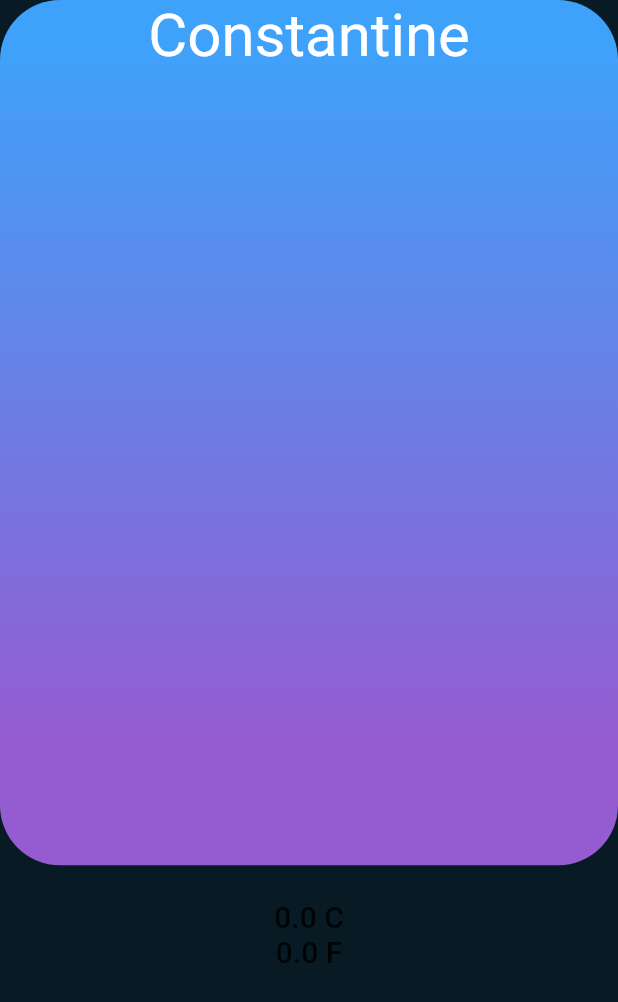
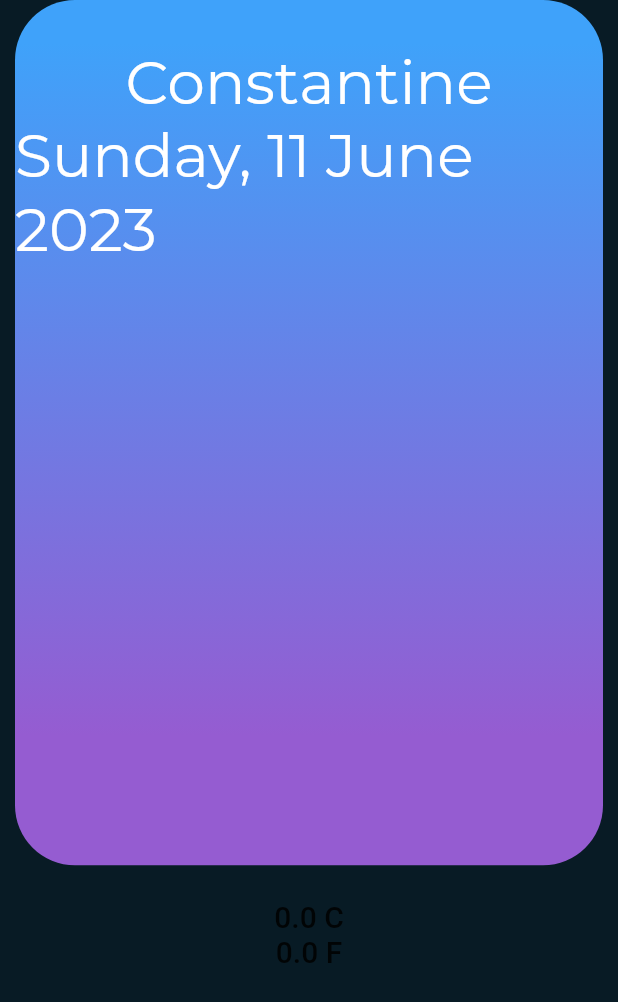
Before and after one commit to HolikovOleksandr/weather_app, a Flutter app: the screen it shows after launch, on a phone screen of 412 x 824 dp. Shown: the top 1002 px of the screen. Run offline on Flutter 3.47's test engine with Material 2 defaults, Android fonts, the phone set to English and light mode, and no system bars; network calls fail; project files that could hold a hidden picture were left out.

Commit message:
Connect the Intl package for use DateFormat

```diff
--- a/lib/screens/home_screen.dart
+++ b/lib/screens/home_screen.dart
@@ -3,6 +3,7 @@
 import 'package:flutter/material.dart';
 import 'package:weather_app/model/weather.dart';
 import 'package:weather_app/services/weather_service.dart';
+import 'package:intl/intl.dart';
 
 class HomeScreen extends StatefulWidget {
   const HomeScreen({Key? key}) : super(key: key);
@@ -36,12 +37,18 @@ class _HomeScreenState extends State<HomeScreen> {
 
   @override
   Widget build(BuildContext context) {
+    var formatter = DateFormat('EEEE, d MMMM yyyy');
+    var currentDay = formatter.format(DateTime.now());
+
     var size = MediaQuery.of(context).size;
+
     return Scaffold(
       body: Center(
         child: Column(
           children: [
             Container(
+              padding: const EdgeInsets.only(top: 30),
+              margin: const EdgeInsets.symmetric(horizontal: 10),
               height: size.height * .7,
               width: size.width,
               decoration: BoxDecoration(
@@ -52,15 +59,28 @@ class _HomeScreenState extends State<HomeScreen> {
                     end: Alignment.topCenter,
                     stops: [.15, .95]),
               ),
-              child: Column(children: [
-                Text(
-                  'Constantine',
-                  style: TextStyle(
-                    color: Colors.white,
-                    fontSize: 40,
+              child: Column(
+                children: [
+                  const Text(
+                    'Constantine',
+                    style: TextStyle(
+                      color: Colors.white,
+                      fontSize: 40,
+                      fontFamily: 'Montserrat',
+                      fontWeight: FontWeight.w400,
+                    ),
                   ),
-                )
-              ]),
+                  Text(
+                    currentDay,
+                    style: const TextStyle(
+                      color: Colors.white,
+                      fontSize: 40,
+                      fontFamily: 'Montserrat',
+                      fontWeight: FontWeight.w400,
+                    ),
+                  ),
+                ],
+              ),
             ),
             Text(
               currentWeather,
```
Also changed, not shown: pubspec.yaml (+1 -9 lines), pubspec.lock.
